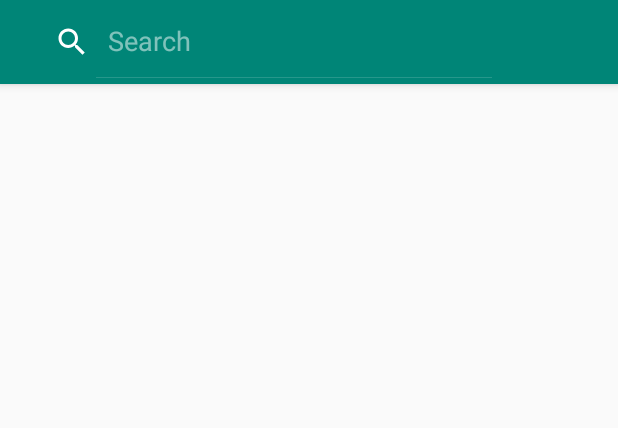
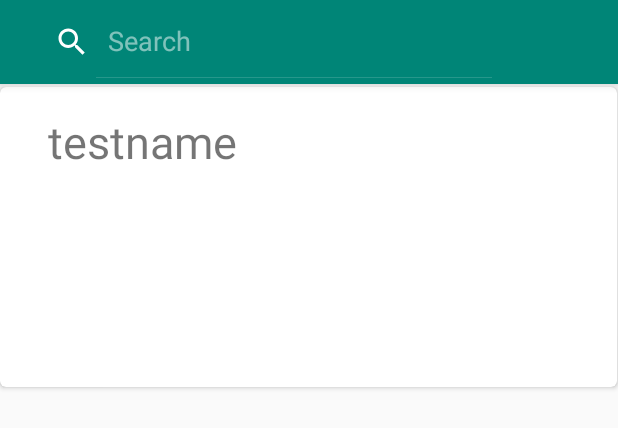
Before and after one commit to ramseyzhan/AR-Furniture-Android, an Android app: the layout activity_home_page.xml on its own in the app's theme, with its tools: preview values and no code run, on a phone screen of 412 x 824 dp. Shown: the top 428 px of the screen. Run offline under Robolectric (Android 15) with nearby library versions, the phone set to English and light mode, and no system bars.

Commit message:
Minor changes to forms

```diff
--- a/ARFurnitureApp/app/src/main/java/com/bongjlee/arfurnitureapp/HomePage.java
+++ b/ARFurnitureApp/app/src/main/java/com/bongjlee/arfurnitureapp/HomePage.java
@@ -16,6 +16,9 @@ import com.google.firebase.firestore.QuerySnapshot;
 import androidx.annotation.NonNull;
 import androidx.appcompat.app.AppCompatActivity;
 import androidx.appcompat.widget.Toolbar;
+import androidx.fragment.app.*;
+import androidx.recyclerview.widget.LinearLayoutManager;
+import androidx.recyclerview.widget.RecyclerView;
 
 public class HomePage extends AppCompatActivity {
     private static final String TAG = HomePage.class.getSimpleName();
@@ -23,6 +26,8 @@ public class HomePage extends AppCompatActivity {
     protected void onCreate(Bundle savedInstanceState) {
         super.onCreate(savedInstanceState);
         setContentView(R.layout.activity_home_page);
+        //RecyclerView rv = (RecyclerView)findViewById(R.id.rv);
+        //rv.setHasFixedSize(true);
         Toolbar myToolbar = (Toolbar)findViewById(R.id.toolbar);
         setSupportActionBar(myToolbar);
         FirebaseFirestore db = FirebaseFirestore.getInstance();
--- a/ARFurnitureApp/app/src/main/java/com/bongjlee/arfurnitureapp/ProductSubmissionForm.java
+++ b/ARFurnitureApp/app/src/main/java/com/bongjlee/arfurnitureapp/ProductSubmissionForm.java
@@ -43,6 +43,7 @@ public class ProductSubmissionForm extends AppCompatActivity {
         text = (EditText)findViewById(R.id.shipping_info);
         newProductDetails.put("ShippingInfo", text.getText().toString());
         newProduct.put("productInfo", newProductDetails);
+        //Submit data into Firebase cloud
         db.collection("products")
                 .add(newProduct)
                 .addOnSuccessListener(new OnSuccessListener<DocumentReference>() {
--- a/ARFurnitureApp/app/src/main/res/layout/activity_home_page.xml
+++ b/ARFurnitureApp/app/src/main/res/layout/activity_home_page.xml
@@ -9,4 +9,57 @@
     <include
         android:id="@+id/toolbar"
         layout="@layout/toolbar" />
+    <androidx.recyclerview.widget.RecyclerView
+        android:layout_width="match_parent"
+        android:layout_height="match_parent"
+        android:id="@+id/rv"
+        app:layoutManager="androidx.recyclerview.widget.LinearLayoutManager"
+        />
+
+    <androidx.cardview.widget.CardView
+        android:id="@+id/card_view"
+        android:layout_width="411dp"
+        android:layout_height="200dp"
+        android:layout_gravity="center"
+        android:layout_marginTop="58dp"
+        app:cardCornerRadius="4dp"
+        app:layout_constraintTop_toTopOf="parent">
+
+        <RelativeLayout
+            android:layout_width="match_parent"
+            android:layout_height="wrap_content"
+            android:padding="16dp"
+            >
+
+            <ImageView
+                android:layout_width="wrap_content"
+                android:layout_height="wrap_content"
+                android:id="@+id/product_photo"
+                android:layout_alignParentLeft="true"
+                android:layout_alignParentTop="true"
+                android:layout_marginRight="16dp"
+                />
+
+            <TextView
+                android:id="@+id/product_name"
+                android:layout_width="wrap_content"
+                android:layout_height="wrap_content"
+                android:layout_alignParentTop="true"
+                android:layout_toRightOf="@+id/product_photo"
+                android:textSize="30sp"
+                tools:text="testname" />
+
+            <TextView
+                android:layout_width="wrap_content"
+                android:layout_height="wrap_content"
+                android:id="@+id/product_price"
+                android:layout_toRightOf="@+id/product_photo"
+                android:layout_below="@+id/product_name"
+                />
+
+        </RelativeLayout>
+    </androidx.cardview.widget.CardView>
+
+
+
 </androidx.constraintlayout.widget.ConstraintLayout>
```
Also changed, not shown: ARFurnitureApp/app/build.gradle (+9 -1 lines), ARFurnitureApp/app/src/main/java/com/bongjlee/arfurnitureapp/Product.java (added, +29 -0 lines), ARFurnitureApp/app/src/main/java/com/bongjlee/arfurnitureapp/dummy/DummyContent.java (added, +72 -0 lines).
